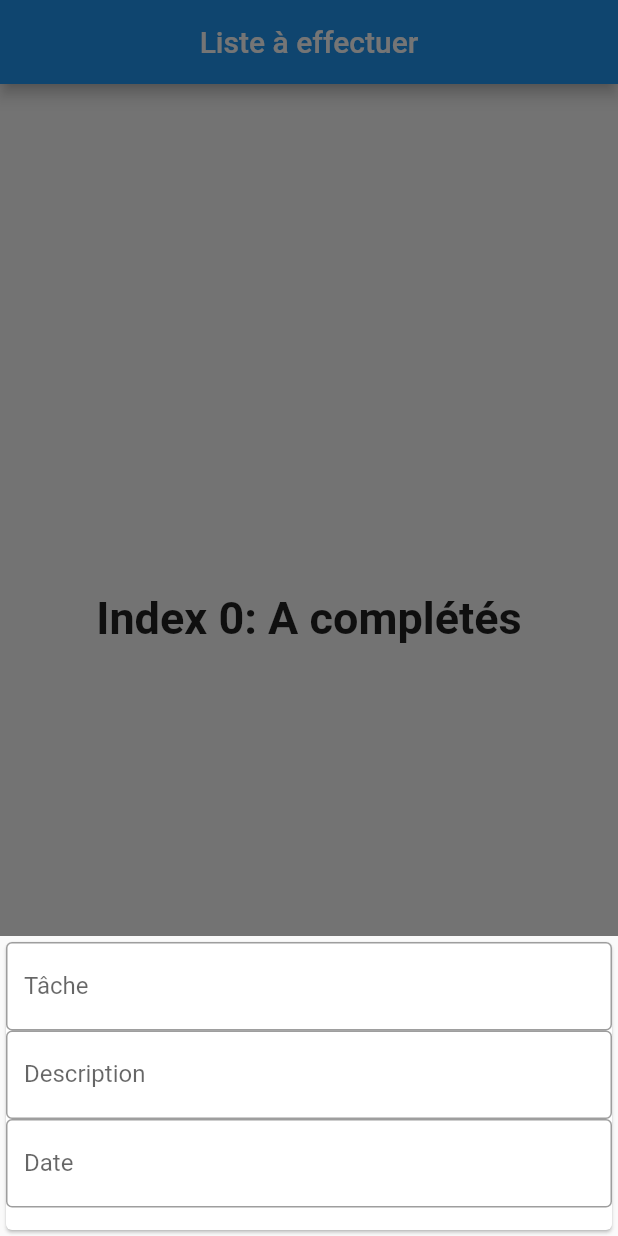
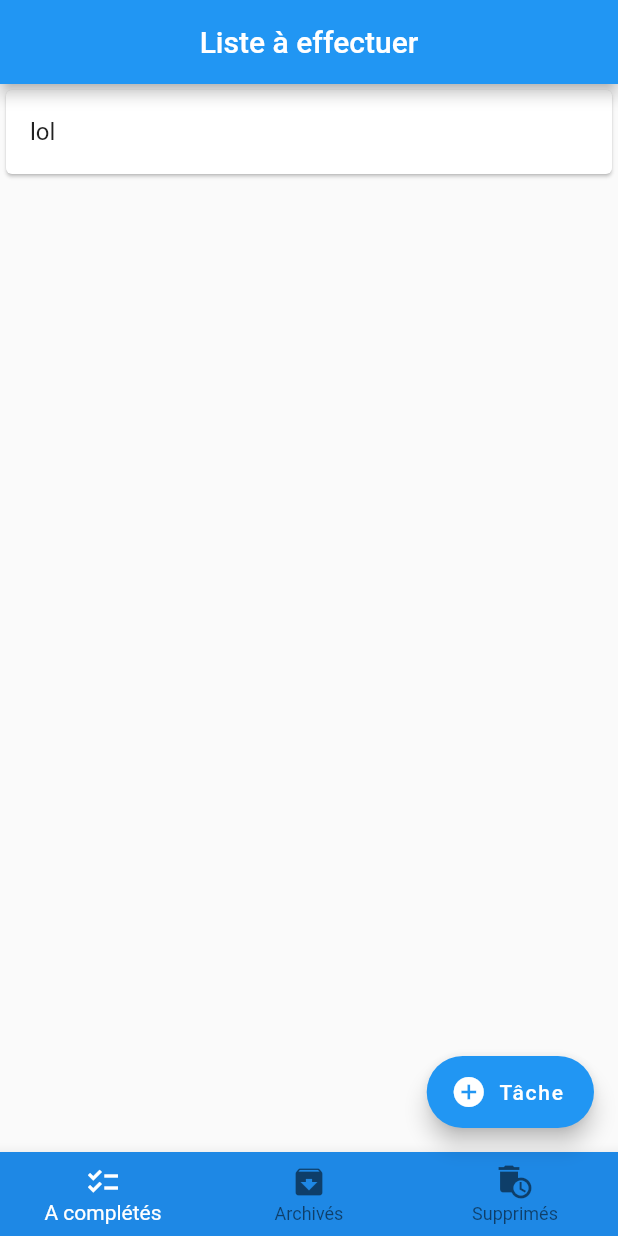
Before and after one commit to JeremyBarre/TODOpelle, a Flutter app: the screen it shows after launch, after a tap on "Tâche", on a phone screen of 412 x 824 dp. Run offline on Flutter 3.47's test engine with Material 2 defaults, Android fonts, the phone set to English and light mode, and no system bars.

Commit message:
list view

```diff
--- a/flutter_application_1/lib/main.dart
+++ b/flutter_application_1/lib/main.dart
@@ -1,6 +1,9 @@
 import 'package:flutter/material.dart';
 import 'package:flutter_application_1/screen/affichage.dart';
 
+// final List<Map<String, dynamic>> list = [
+//   {"Tâche": "lol", "Date": 02 - 11 - 2020, "Description": "ça marche"}
+// ];
 void main() {
   runApp(const App());
 }
@@ -16,7 +19,9 @@ class App extends StatelessWidget {
       theme: ThemeData(
         primarySwatch: Colors.blue,
       ),
-      home: const Affichage(),
+      home: Affichage(
+        task: list,
+      ),
     );
   }
 }
--- a/flutter_application_1/lib/screen/affichage.dart
+++ b/flutter_application_1/lib/screen/affichage.dart
@@ -1,14 +1,21 @@
 import 'package:flutter/material.dart';
 import 'package:flutter_application_1/screen/list.dart';
 
+final List<Map<String, dynamic>> list = [
+  {"Tache": "lol", "Date": 02 - 11 - 2020, "Description": "ça marche"}
+];
+
 class Affichage extends StatefulWidget {
-  const Affichage({Key? key}) : super(key: key);
+  final List<Map<String, dynamic>> task;
+  const Affichage({
+    Key? key,
+    required this.task,
+  }) : super(key: key);
 
   @override
   State<Affichage> createState() => _NavigationState();
 }
 
-/// This is the private State class that goes with Affichage.
 class _NavigationState extends State<Affichage> {
   int _selectedIndex = 0;
   static const TextStyle optionStyle =
@@ -34,59 +41,78 @@ class _NavigationState extends State<Affichage> {
     });
   }
 
-  void _modal(BuildContext context) => showModalBottomSheet(
+  void _modal(BuildContext context, Map<String, dynamic> list) =>
+      showModalBottomSheet(
+          isScrollControlled: true,
           context: context,
-      builder: (context) => SizedBox(
-            height: 200,
+          builder: (context) => Padding(
+                padding: EdgeInsets.only(
+                    bottom: MediaQuery.of(context).viewInsets.bottom),
+                child: SizedBox(
+                  height: 300,
                   child: Card(
-              child: Column(children: const [
-                TextField(
+                    child: Column(children: [
+                      const TextField(
                           decoration: InputDecoration(
                         border: OutlineInputBorder(),
                         labelText: 'Tâche',
                       )),
-                TextField(
+                      const TextField(
                           decoration: InputDecoration(
                         border: OutlineInputBorder(),
                         labelText: 'Description',
                       )),
-                TextField(
+                      const TextField(
                           decoration: InputDecoration(
                         border: OutlineInputBorder(),
                         labelText: 'Date',
                       )),
+                      // ElevatedButton(
+                      //   onPressed: () => _modal(context),
+                      //   child: const Text('Save'),
+                      // ),
+                      // ElevatedButton(
+                      //   onPressed: () => _modal(context),
+                      //   child: const Text('Return'),
+                      // ),
                     ]),
                   ),
+                ),
               ));
-
   @override
   Widget build(BuildContext context) {
     return Scaffold(
       appBar: AppBar(
-        //titleTextStyle: const TextStyle(fontWeight: FontWeight.bold),
         title: const Center(
           child: Text("Liste à effectuer"),
         ),
       ),
-      body: Center(
-        child: _widgetOptions.elementAt(_selectedIndex),
+      body: ListView.builder(
+          itemCount: list.length,
+          itemBuilder: (context, index) {
+            return Card(
+              child: ListTile(
+                title: Text(list[index]["Tache"]),
+                onTap: () => _modal(context, list[index]),
               ),
+            );
+          }),
+      //Center(
+      // child: _widgetOptions.elementAt(_selectedIndex),
+      //),
       bottomNavigationBar: BottomNavigationBar(
         items: const <BottomNavigationBarItem>[
           BottomNavigationBarItem(
             icon: Icon(Icons.checklist),
             label: 'A complétés',
-            //backgroundColor: Colors.blue,
           ),
           BottomNavigationBarItem(
             icon: Icon(Icons.archive),
             label: 'Archivés',
-            //backgroundColor: Colors.green,
           ),
           BottomNavigationBarItem(
             icon: Icon(Icons.auto_delete),
             label: 'Supprimés',
-            //backgroundColor: Colors.red,
           ),
         ],
         currentIndex: _selectedIndex,
@@ -97,7 +123,7 @@ class _NavigationState extends State<Affichage> {
         //    context, MaterialPageRoute(builder: (context) => Liste()))
       ),
       floatingActionButton: FloatingActionButton.extended(
-        onPressed: () => _modal(context),
+        onPressed: () {},
         icon: const Icon(Icons.add_circle),
         label: const Text("Tâche"),
       ),
```
Also changed, not shown: flutter_application_1/lib/screen/list.dart (+28 -13 lines). Lines whose indentation alone changed are shown as unchanged.
